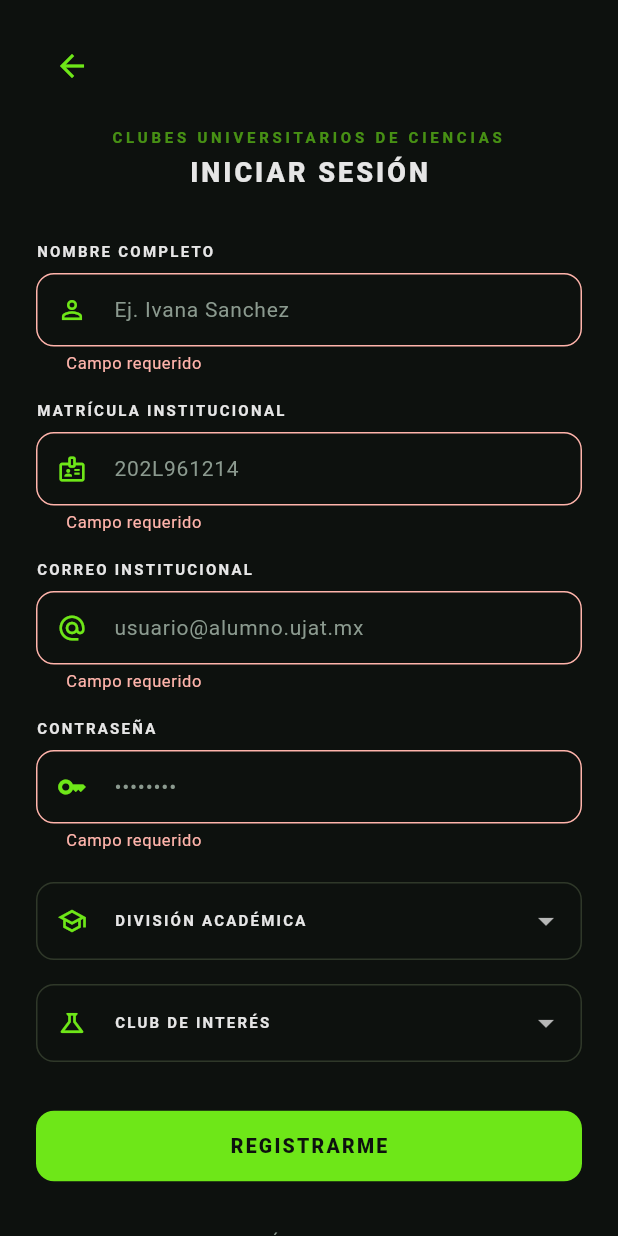
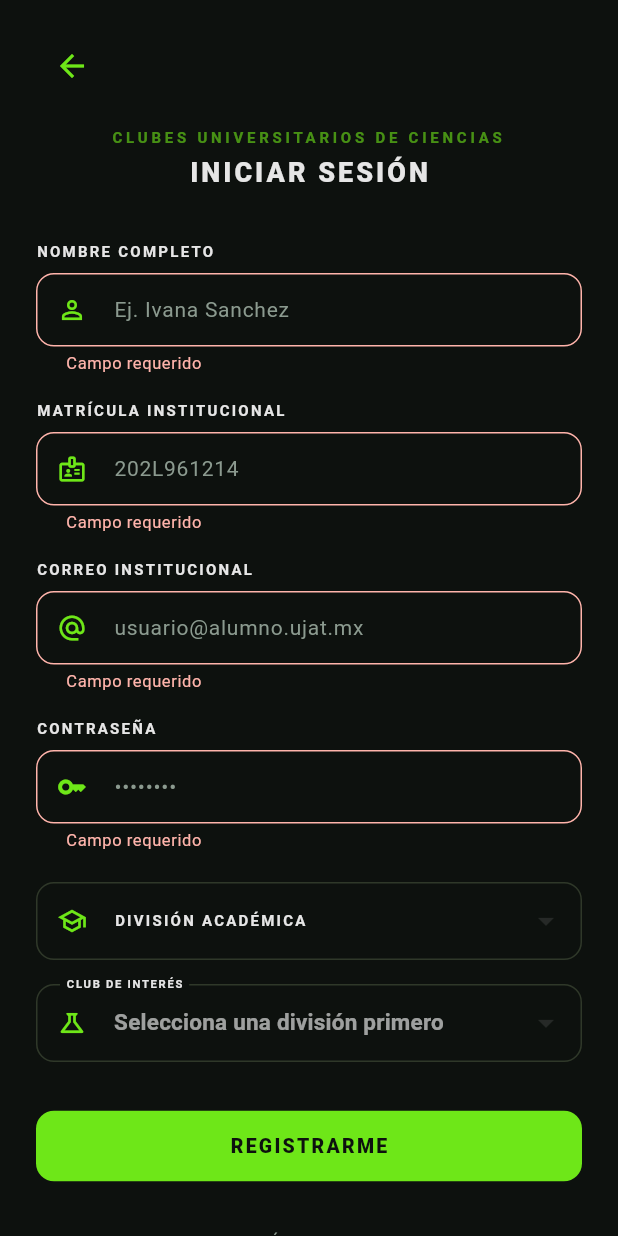
Before and after one commit to camm041111/flutter_application_cuc, a Flutter app: the RegisterScreen screen opened by its route, after a tap on "REGISTRARME", on a phone screen of 412 x 824 dp. Run offline on Flutter 3.47's test engine with Material 3 defaults, Android fonts, the phone set to English and light mode, and no system bars; our stand-ins replace flutter_dotenv, flutter_riverpod, supabase_flutter; accounts and stored records are empty; Roboto replaces fonts that are missing (SpaceGrotesk).

Commit message:
conexion con la bd de datos en la pantalla de registro

```diff
--- a/lib/features/auth/widgets/register_form.dart
+++ b/lib/features/auth/widgets/register_form.dart
@@ -1,109 +1,212 @@
 import 'package:flutter/material.dart';
+import 'package:flutter_riverpod/flutter_riverpod.dart';
 import '../../../core/theme/app_theme.dart';
 import '../../../core/widgets/cuc_text_field.dart';
+import '../../../core/providers/catalogos_providers.dart'; // Importa los providers que creamos
+import '../../../core/services/auth_service.dart'; // Importa tu servicio de auth
 
-class RegisterForm extends StatefulWidget {
+// 1. Transformamos a ConsumerStatefulWidget para que pueda escuchar a Riverpod
+class RegisterForm extends ConsumerStatefulWidget {
   const RegisterForm({super.key});
 
   @override
-  State<RegisterForm> createState() => _RegisterFormState();
+  ConsumerState<RegisterForm> createState() => _RegisterFormState();
 }
 
-class _RegisterFormState extends State<RegisterForm> {
+class _RegisterFormState extends ConsumerState<RegisterForm> {
   final _formKey = GlobalKey<FormState>();
 
-  // Opciones hardcodeadas para Dropdowns según especificaciones
-  final List<String> _divisiones = ['DAIS', 'DACEA', 'DAMJ', 'DACS', 'DACB'];
-  final List<String> _clubes = ['Biotech Innovators', 'Quantum Lab', 'Robotics Club'];
+  // 2. Controladores: Los oídos de nuestro formulario
+  final _nombreController = TextEditingController();
+  final _matriculaController = TextEditingController();
+  final _emailController = TextEditingController();
+  final _passwordController = TextEditingController();
+
+  // Variables de estado
+  String? _divisionSeleccionadaId;
+  String? _clubSeleccionadoId;
+  bool _isLoading = false;
+
+  // 3. Gestión de Memoria (Obligatorio en Clean Architecture)
+  @override
+  void dispose() {
+    _nombreController.dispose();
+    _matriculaController.dispose();
+    _emailController.dispose();
+    _passwordController.dispose();
+    super.dispose();
+  }
+
+  // 4. Lógica Asíncrona Segura
+  Future<void> _ejecutarRegistro() async {
+    // Validamos que los TextField cumplan las RegEx
+    if (!_formKey.currentState!.validate()) return;
+
+    // Validamos que no se hayan saltado los Dropdowns
+    if (_divisionSeleccionadaId == null || _clubSeleccionadoId == null) {
+      ScaffoldMessenger.of(context).showSnackBar(
+        const SnackBar(content: Text('Debes seleccionar tu División y tu Club')),
+      );
+      return;
+    }
+
+    // Bloqueamos la interfaz
+    setState(() => _isLoading = true);
+
+    // Llamamos al backend
+    final error = await ref.read(authServiceProvider).registrarUsuario(
+      correo: _emailController.text,
+      contrasena: _passwordController.text,
+      nombreCompleto: _nombreController.text,
+      matricula: _matriculaController.text,
+      idDivision: _divisionSeleccionadaId!,
+      idClub: _clubSeleccionadoId!,
+    );
+
+    // Desbloqueamos la interfaz (si el widget sigue montado)
+    if (mounted) {
+      setState(() => _isLoading = false);
+
+      if (error != null) {
+        ScaffoldMessenger.of(context).showSnackBar(
+          SnackBar(content: Text(error, style: const TextStyle(color: Colors.white)), backgroundColor: Colors.red),
+        );
+      } else {
+        ScaffoldMessenger.of(context).showSnackBar(
+          const SnackBar(content: Text('¡Registro exitoso! Pendiente de aprobación.', style: TextStyle(color: Colors.white)), backgroundColor: Colors.green),
+        );
+        // Regresamos al Login
+        Navigator.pop(context);
+      }
+    }
+  }
 
   @override
   Widget build(BuildContext context) {
+    // 5. Escuchamos los catálogos en tiempo real desde Supabase
+    final divisionesAsync = ref.watch(divisionesProvider);
+    final clubesAsync = ref.watch(clubesPorDivisionProvider(_divisionSeleccionadaId));
+
     return Form(
       key: _formKey,
       child: Column(
         children: [
           CucTextField(
+            controller: _nombreController, // Conectamos el controlador
             label: 'NOMBRE COMPLETO',
             hint: 'Ej. Ivana Sanchez',
             prefixIcon: Icons.person_outline,
             validator: (value) {
-              if (value == null || value.isEmpty) return 'Campo requerido';
-              if (value.length < 3) return 'Mínimo 3 caracteres';
+              if (value == null || value.trim().isEmpty) return 'Campo requerido';
+              if (value.trim().length < 3) return 'Mínimo 3 caracteres';
               return null;
             },
           ),
           const SizedBox(height: 16),
           CucTextField(
+            controller: _matriculaController,
             label: 'MATRÍCULA INSTITUCIONAL',
             hint: '202L961214',
             prefixIcon: Icons.badge_outlined,
             validator: (value) {
-              if (value == null || value.isEmpty) return 'Campo requerido';
-              if (!RegExp(r'^[a-zA-Z0-9]+$').hasMatch(value)) return 'Solo caracteres alfanuméricos';
+              if (value == null || value.trim().isEmpty) return 'Campo requerido';
+              if (!RegExp(r'^[a-zA-Z0-9]+$').hasMatch(value.trim())) return 'Solo caracteres alfanuméricos';
               return null;
             },
           ),
           const SizedBox(height: 16),
           CucTextField(
+            controller: _emailController,
             label: 'CORREO INSTITUCIONAL',
             hint: 'usuario@alumno.ujat.mx',
             prefixIcon: Icons.alternate_email,
             keyboardType: TextInputType.emailAddress,
             validator: (value) {
-              if (value == null || value.isEmpty) return 'Campo requerido';
-              if (!RegExp(r'^[a-zA-Z0-9._%+-]+@(alumno\.ujat\.mx|ujat\.mx)$').hasMatch(value)) {
-                return 'Use un correo institucional válido (@alumno.ujat.mx o @ujat.mx)';
-              }
+              if (value == null || value.trim().isEmpty) return 'Campo requerido';
+              //prueba
+              //if (!RegExp(r'^[a-zA-Z0-9._%+-]+@(alumno\.ujat\.mx|ujat\.mx)$').hasMatch(value.trim())) {
+                //return 'Use un correo institucional válido';
+              //}
+              //fin prueba
               return null;
             },
           ),
           const SizedBox(height: 16),
           CucTextField(
+            controller: _passwordController,
             label: 'CONTRASEÑA',
             hint: '••••••••',
             prefixIcon: Icons.key_outlined,
             obscureText: true,
             validator: (value) {
               if (value == null || value.isEmpty) return 'Campo requerido';
-              if (value.length < 8) return 'Mínimo 8 caracteres';
+              // 6. Validación de Seguridad RNF02
+              if (!RegExp(r'^(?=.*[a-z])(?=.*[A-Z])(?=.*\d)[a-zA-Z\d\w\W]{8,}$').hasMatch(value)) {
+                return 'Mínimo 8 caracteres, 1 mayúscula, 1 minúscula y 1 número';
+              }
               return null;
             },
           ),
           const SizedBox(height: 20),
-          _buildDropdown(label: 'DIVISIÓN ACADÉMICA', items: _divisiones, icon: Icons.school_outlined),
+
+          // 7. Dropdown Dinámico de Divisiones
+          divisionesAsync.when(
+            loading: () => const LinearProgressIndicator(),
+            error: (err, stack) => Text('Error al cargar divisiones: $err', style: const TextStyle(color: Colors.red)),
+            data: (divisiones) => DropdownButtonFormField<String>(
+              decoration: const InputDecoration(
+                labelText: 'DIVISIÓN ACADÉMICA',
+                prefixIcon: Icon(Icons.school_outlined, size: 20, color: AppColors.primary),
+                labelStyle: TextStyle(fontSize: 10, letterSpacing: 1.5, fontWeight: FontWeight.bold),
+              ),
+              value: _divisionSeleccionadaId,
+              items: divisiones.map((div) => DropdownMenuItem(
+                value: div['id'].toString(),
+                child: Text(div['acronimo'], style: const TextStyle(fontSize: 13)),
+              )).toList(),
+              onChanged: (val) {
+                setState(() {
+                  _divisionSeleccionadaId = val;
+                  _clubSeleccionadoId = null; // Reset del club al cambiar de división
+                });
+              },
+            ),
+          ),
+
           const SizedBox(height: 16),
-          _buildDropdown(label: 'CLUB DE INTERÉS', items: _clubes, icon: Icons.science_outlined),
+
+          // 8. Dropdown Dinámico de Clubes (Dependiente del anterior)
+          clubesAsync.when(
+            loading: () => _divisionSeleccionadaId != null ? const LinearProgressIndicator() : const SizedBox.shrink(),
+            error: (err, stack) => Text('Error al cargar clubes', style: const TextStyle(color: Colors.red)),
+            data: (clubes) => DropdownButtonFormField<String>(
+              decoration: const InputDecoration(
+                labelText: 'CLUB DE INTERÉS',
+                prefixIcon: Icon(Icons.science_outlined, size: 20, color: AppColors.primary),
+                labelStyle: TextStyle(fontSize: 10, letterSpacing: 1.5, fontWeight: FontWeight.bold),
+              ),
+              value: _clubSeleccionadoId,
+              items: clubes.isEmpty ? null : clubes.map((club) => DropdownMenuItem(
+                value: club['id'].toString(),
+                child: Text(club['nombre'], style: const TextStyle(fontSize: 13)),
+              )).toList(),
+              onChanged: (val) => setState(() => _clubSeleccionadoId = val),
+              hint: Text(clubes.isEmpty ? 'Selecciona una división primero' : 'Elige tu club'),
+            ),
+          ),
+
           const SizedBox(height: 32),
           SizedBox(
             width: double.infinity,
             child: ElevatedButton(
-              onPressed: () {
-                if (_formKey.currentState!.validate()) {
-                  // Lógica futura de Supabase
-                }
-              },
-              child: const Text('REGISTRARME'),
+              onPressed: _isLoading ? null : _ejecutarRegistro, // Bloqueo de múltiples taps
+              child: _isLoading
+                  ? const SizedBox(height: 20, width: 20, child: CircularProgressIndicator(color: Colors.white, strokeWidth: 2))
+                  : const Text('REGISTRARME'),
             ),
           ),
         ],
       ),
     );
   }
-
-  Widget _buildDropdown({required String label, required List<String> items, required IconData icon}) {
-    return DropdownButtonFormField<String>(
-      decoration: InputDecoration(
-        labelText: label,
-        prefixIcon: Icon(icon, size: 20, color: AppColors.primary),
-        labelStyle: const TextStyle(fontSize: 10, letterSpacing: 1.5, fontWeight: FontWeight.bold),
-      ),
-      items: items.map((String value) {
-        return DropdownMenuItem<String>(
-          value: value,
-          child: Text(value, style: const TextStyle(fontSize: 13)),
-        );
-      }).toList(),
-      onChanged: (val) {},
-    );
-  }
 }
```
